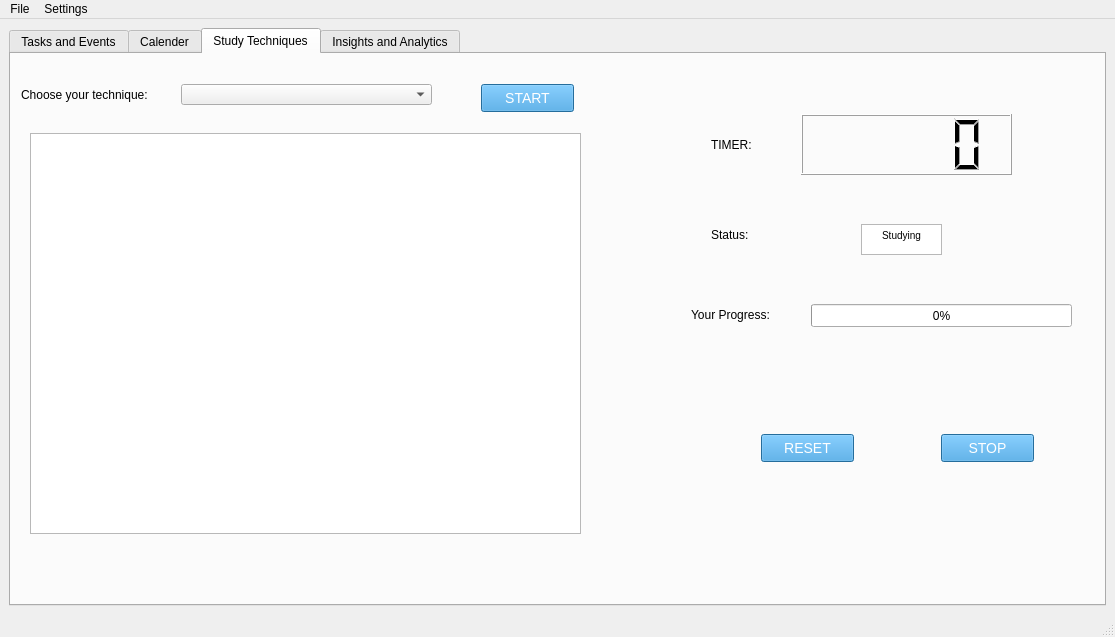
BadrGello/Task-Management-App, file App/mainWindow.ui: the form before one commit.
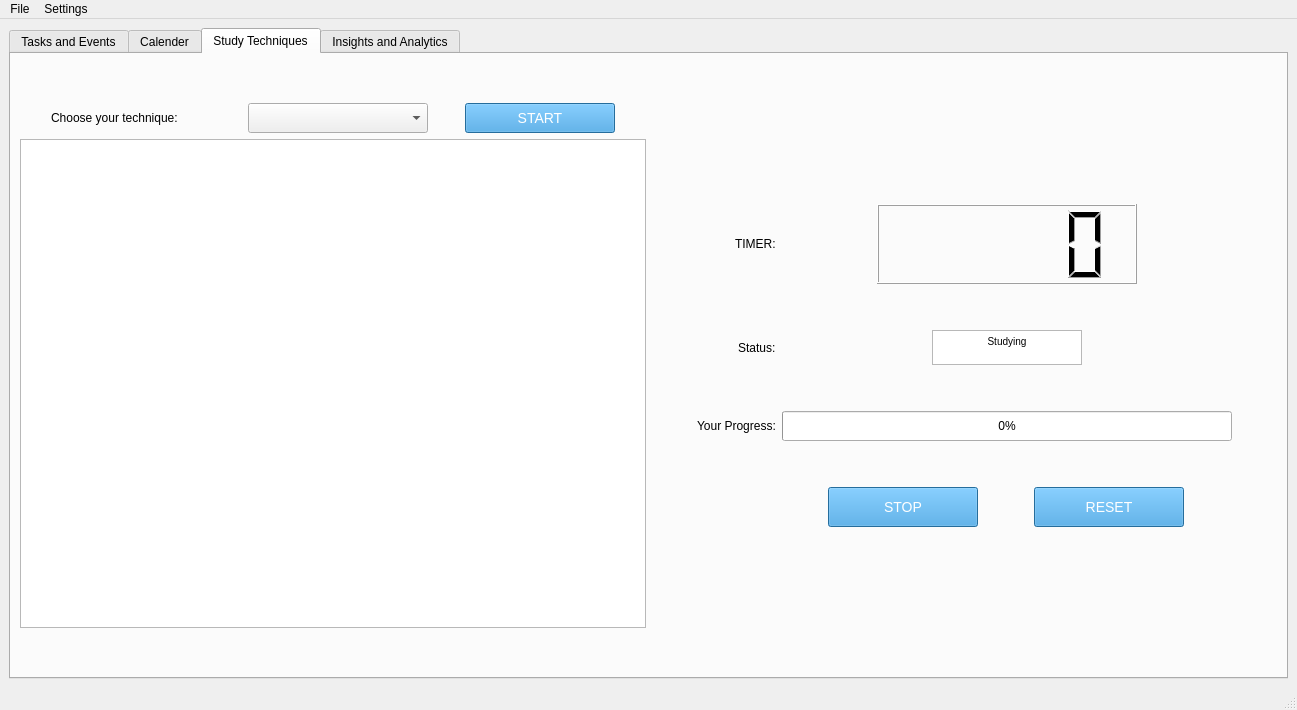
The form after the commit.

Commit message: Tab 3 and 4 Layout Adjustment + Documents

The edit to the form file:
```diff
--- a/App/mainWindow.ui
+++ b/App/mainWindow.ui
@@ -6,8 +6,8 @@
    <rect>
     <x>0</x>
     <y>0</y>
-    <width>1115</width>
-    <height>637</height>
+    <width>1297</width>
+    <height>710</height>
    </rect>
   </property>
   <property name="sizePolicy">
@@ -177,14 +177,71 @@
        <attribute name="title">
         <string>Study Techniques</string>
        </attribute>
+       <layout class="QHBoxLayout" name="horizontalLayout_7">
+        <item>
+         <layout class="QVBoxLayout" name="verticalLayout_5" stretch="0,2,8,0">
+          <property name="sizeConstraint">
+           <enum>QLayout::SetNoConstraint</enum>
+          </property>
+          <item>
+           <spacer name="verticalSpacer_6">
+            <property name="orientation">
+             <enum>Qt::Vertical</enum>
+            </property>
+            <property name="sizeHint" stdset="0">
+             <size>
+              <width>20</width>
+              <height>40</height>
+             </size>
+            </property>
+           </spacer>
+          </item>
+          <item>
+           <layout class="QHBoxLayout" name="horizontalLayout_6" stretch="0,0,0">
+            <item>
+             <widget class="QLabel" name="copmletion_label_3">
+              <property name="sizePolicy">
+               <sizepolicy hsizetype="Minimum" vsizetype="Fixed">
+                <horstretch>0</horstretch>
+                <verstretch>0</verstretch>
+               </sizepolicy>
+              </property>
+              <property name="minimumSize">
+               <size>
+                <width>160</width>
+                <height>30</height>
+               </size>
+              </property>
+              <property name="maximumSize">
+               <size>
+                <width>160</width>
+                <height>30</height>
+               </size>
+              </property>
+              <property name="text">
+               <string>Choose your technique:</string>
+              </property>
+             </widget>
+            </item>
+            <item>
        <widget class="QComboBox" name="comboBox_techniques">
-        <property name="geometry">
-         <rect>
-          <x>170</x>
-          <y>30</y>
-          <width>251</width>
-          <height>21</height>
-         </rect>
+              <property name="sizePolicy">
+               <sizepolicy hsizetype="Minimum" vsizetype="Fixed">
+                <horstretch>0</horstretch>
+                <verstretch>0</verstretch>
+               </sizepolicy>
+              </property>
+              <property name="minimumSize">
+               <size>
+                <width>180</width>
+                <height>30</height>
+               </size>
+              </property>
+              <property name="maximumSize">
+               <size>
+                <width>180</width>
+                <height>30</height>
+               </size>
         </property>
         <property name="editable">
          <bool>false</bool>
@@ -216,27 +273,26 @@
          </property>
         </item>
        </widget>
-       <widget class="QLabel" name="copmletion_label_3">
-        <property name="geometry">
-         <rect>
-          <x>10</x>
-          <y>30</y>
-          <width>151</width>
-          <height>21</height>
-         </rect>
-        </property>
-        <property name="text">
-         <string>Choose your technique:</string>
-        </property>
-       </widget>
+            </item>
+            <item>
        <widget class="QPushButton" name="pushButton_study">
-        <property name="geometry">
-         <rect>
-          <x>470</x>
-          <y>30</y>
-          <width>93</width>
-          <height>28</height>
-         </rect>
+              <property name="sizePolicy">
+               <sizepolicy hsizetype="Minimum" vsizetype="Fixed">
+                <horstretch>0</horstretch>
+                <verstretch>0</verstretch>
+               </sizepolicy>
+              </property>
+              <property name="minimumSize">
+               <size>
+                <width>150</width>
+                <height>30</height>
+               </size>
+              </property>
+              <property name="maximumSize">
+               <size>
+                <width>150</width>
+                <height>30</height>
+               </size>
         </property>
         <property name="styleSheet">
          <string notr="true">#pushButton_study {
@@ -255,18 +311,32 @@
          <string>START</string>
         </property>
        </widget>
-       <widget class="QWidget" name="verticalLayoutWidget">
-        <property name="geometry">
-         <rect>
-          <x>19</x>
-          <y>79</y>
-          <width>551</width>
-          <height>401</height>
-         </rect>
-        </property>
-        <layout class="QVBoxLayout" name="verticalLayout_2">
+            </item>
+           </layout>
+          </item>
          <item>
           <widget class="QTextBrowser" name="TextBrowser_display">
+            <property name="sizePolicy">
+             <sizepolicy hsizetype="Expanding" vsizetype="Expanding">
+              <horstretch>0</horstretch>
+              <verstretch>0</verstretch>
+             </sizepolicy>
+            </property>
+            <property name="minimumSize">
+             <size>
+              <width>600</width>
+              <height>450</height>
+             </size>
+            </property>
+            <property name="maximumSize">
+             <size>
+              <width>16777215</width>
+              <height>16777215</height>
+             </size>
+            </property>
+            <property name="autoFillBackground">
+             <bool>false</bool>
+            </property>
            <property name="html">
             <string>&lt;!DOCTYPE HTML PUBLIC &quot;-//W3C//DTD HTML 4.0//EN&quot; &quot;http://www.w3.org/TR/REC-html40/strict.dtd&quot;&gt;
 &lt;html&gt;&lt;head&gt;&lt;meta name=&quot;qrichtext&quot; content=&quot;1&quot; /&gt;&lt;style type=&quot;text/css&quot;&gt;
@@ -276,16 +346,228 @@
            </property>
           </widget>
          </item>
-        </layout>
-       </widget>
+          <item>
+           <spacer name="verticalSpacer_7">
+            <property name="orientation">
+             <enum>Qt::Vertical</enum>
+            </property>
+            <property name="sizeHint" stdset="0">
+             <size>
+              <width>20</width>
+              <height>40</height>
+             </size>
+            </property>
+           </spacer>
+          </item>
+         </layout>
+        </item>
+        <item>
+         <layout class="QGridLayout" name="gridLayout_3" rowstretch="1,6,1,6,1,6,1,2,1">
+          <item row="1" column="1" alignment="Qt::AlignRight">
+           <widget class="QLabel" name="copmletion_label_5">
+            <property name="text">
+             <string>TIMER:</string>
+            </property>
+           </widget>
+          </item>
+          <item row="5" column="1" alignment="Qt::AlignRight">
+           <widget class="QLabel" name="copmletion_label_4">
+            <property name="text">
+             <string>Your Progress:</string>
+            </property>
+           </widget>
+          </item>
+          <item row="1" column="2" alignment="Qt::AlignHCenter">
+           <widget class="QLCDNumber" name="doneNum_3">
+            <property name="minimumSize">
+             <size>
+              <width>260</width>
+              <height>80</height>
+             </size>
+            </property>
+            <property name="maximumSize">
+             <size>
+              <width>260</width>
+              <height>80</height>
+             </size>
+            </property>
+           </widget>
+          </item>
+          <item row="3" column="2" alignment="Qt::AlignHCenter">
+           <widget class="QTextBrowser" name="textBrowser_2">
+            <property name="enabled">
+             <bool>true</bool>
+            </property>
+            <property name="sizePolicy">
+             <sizepolicy hsizetype="Fixed" vsizetype="Fixed">
+              <horstretch>0</horstretch>
+              <verstretch>0</verstretch>
+             </sizepolicy>
+            </property>
+            <property name="minimumSize">
+             <size>
+              <width>150</width>
+              <height>35</height>
+             </size>
+            </property>
+            <property name="maximumSize">
+             <size>
+              <width>150</width>
+              <height>35</height>
+             </size>
+            </property>
+            <property name="layoutDirection">
+             <enum>Qt::LeftToRight</enum>
+            </property>
+            <property name="html">
+             <string>&lt;!DOCTYPE HTML PUBLIC &quot;-//W3C//DTD HTML 4.0//EN&quot; &quot;http://www.w3.org/TR/REC-html40/strict.dtd&quot;&gt;
+&lt;html&gt;&lt;head&gt;&lt;meta name=&quot;qrichtext&quot; content=&quot;1&quot; /&gt;&lt;style type=&quot;text/css&quot;&gt;
+p, li { white-space: pre-wrap; }
+&lt;/style&gt;&lt;/head&gt;&lt;body style=&quot; font-family:'MS Shell Dlg 2'; font-size:7.8pt; font-weight:400; font-style:normal;&quot;&gt;
+&lt;p align=&quot;center&quot; style=&quot; margin-top:0px; margin-bottom:0px; margin-left:0px; margin-right:0px; -qt-block-indent:0; text-indent:0px;&quot;&gt;Studying&lt;/p&gt;&lt;/body&gt;&lt;/html&gt;</string>
+            </property>
+           </widget>
+          </item>
+          <item row="5" column="2" alignment="Qt::AlignHCenter">
+           <widget class="QProgressBar" name="completion_bar_3">
+            <property name="sizePolicy">
+             <sizepolicy hsizetype="Maximum" vsizetype="Maximum">
+              <horstretch>0</horstretch>
+              <verstretch>0</verstretch>
+             </sizepolicy>
+            </property>
+            <property name="minimumSize">
+             <size>
+              <width>450</width>
+              <height>0</height>
+             </size>
+            </property>
+            <property name="maximumSize">
+             <size>
+              <width>450</width>
+              <height>30</height>
+             </size>
+            </property>
+            <property name="value">
+             <number>0</number>
+            </property>
+           </widget>
+          </item>
+          <item row="3" column="1" alignment="Qt::AlignRight">
+           <widget class="QLabel" name="copmletion_label_6">
+            <property name="text">
+             <string>Status:</string>
+            </property>
+           </widget>
+          </item>
+          <item row="0" column="2">
+           <spacer name="verticalSpacer_2">
+            <property name="orientation">
+             <enum>Qt::Vertical</enum>
+            </property>
+            <property name="sizeType">
+             <enum>QSizePolicy::Expanding</enum>
+            </property>
+            <property name="sizeHint" stdset="0">
+             <size>
+              <width>20</width>
+              <height>40</height>
+             </size>
+            </property>
+           </spacer>
+          </item>
+          <item row="8" column="2">
+           <spacer name="verticalSpacer">
+            <property name="orientation">
+             <enum>Qt::Vertical</enum>
+            </property>
+            <property name="sizeHint" stdset="0">
+             <size>
+              <width>20</width>
+              <height>40</height>
+             </size>
+            </property>
+           </spacer>
+          </item>
+          <item row="2" column="2">
+           <spacer name="verticalSpacer_3">
+            <property name="orientation">
+             <enum>Qt::Vertical</enum>
+            </property>
+            <property name="sizeType">
+             <enum>QSizePolicy::Fixed</enum>
+            </property>
+            <property name="sizeHint" stdset="0">
+             <size>
+              <width>20</width>
+              <height>40</height>
+             </size>
+            </property>
+           </spacer>
+          </item>
+          <item row="4" column="2">
+           <spacer name="verticalSpacer_4">
+            <property name="orientation">
+             <enum>Qt::Vertical</enum>
+            </property>
+            <property name="sizeType">
+             <enum>QSizePolicy::Fixed</enum>
+            </property>
+            <property name="sizeHint" stdset="0">
+             <size>
+              <width>20</width>
+              <height>40</height>
+             </size>
+            </property>
+           </spacer>
+          </item>
+          <item row="3" column="0">
+           <spacer name="horizontalSpacer_2">
+            <property name="orientation">
+             <enum>Qt::Horizontal</enum>
+            </property>
+            <property name="sizeHint" stdset="0">
+             <size>
+              <width>40</width>
+              <height>20</height>
+             </size>
+            </property>
+           </spacer>
+          </item>
+          <item row="3" column="3">
+           <spacer name="horizontalSpacer">
+            <property name="orientation">
+             <enum>Qt::Horizontal</enum>
+            </property>
+            <property name="sizeHint" stdset="0">
+             <size>
+              <width>40</width>
+              <height>20</height>
+             </size>
+            </property>
+           </spacer>
+          </item>
+          <item row="7" column="2">
+           <layout class="QHBoxLayout" name="horizontalLayout_4">
+            <property name="spacing">
+             <number>10</number>
+            </property>
+            <property name="sizeConstraint">
+             <enum>QLayout::SetDefaultConstraint</enum>
+            </property>
+            <item>
        <widget class="QPushButton" name="pushButton_study_2">
-        <property name="geometry">
-         <rect>
-          <x>930</x>
-          <y>380</y>
-          <width>93</width>
-          <height>28</height>
-         </rect>
+              <property name="minimumSize">
+               <size>
+                <width>150</width>
+                <height>40</height>
+               </size>
+              </property>
+              <property name="maximumSize">
+               <size>
+                <width>150</width>
+                <height>40</height>
+               </size>
         </property>
         <property name="styleSheet">
          <string notr="true">#pushButton_study_2 {
@@ -304,14 +586,26 @@
          <string>STOP</string>
         </property>
        </widget>
+            </item>
+            <item>
        <widget class="QPushButton" name="pushButton_study_3">
-        <property name="geometry">
-         <rect>
-          <x>750</x>
-          <y>380</y>
-          <width>93</width>
-          <height>28</height>
-         </rect>
+              <property name="sizePolicy">
+               <sizepolicy hsizetype="MinimumExpanding" vsizetype="Fixed">
+                <horstretch>0</horstretch>
+                <verstretch>0</verstretch>
+               </sizepolicy>
+              </property>
+              <property name="minimumSize">
+               <size>
+                <width>150</width>
+                <height>40</height>
+               </size>
+              </property>
+              <property name="maximumSize">
+               <size>
+                <width>150</width>
+                <height>40</height>
+               </size>
         </property>
         <property name="styleSheet">
          <string notr="true">#pushButton_study_3 {
@@ -330,97 +624,28 @@
          <string>RESET</string>
         </property>
        </widget>
-       <widget class="QLabel" name="copmletion_label_4">
-        <property name="geometry">
-         <rect>
-          <x>680</x>
-          <y>250</y>
-          <width>91</width>
-          <height>21</height>
-         </rect>
-        </property>
-        <property name="text">
-         <string>Your Progress:</string>
-        </property>
-       </widget>
-       <widget class="QProgressBar" name="completion_bar_3">
-        <property name="geometry">
-         <rect>
-          <x>800</x>
-          <y>250</y>
-          <width>261</width>
-          <height>23</height>
-         </rect>
-        </property>
-        <property name="value">
-         <number>0</number>
-        </property>
-       </widget>
-       <widget class="QLabel" name="copmletion_label_5">
-        <property name="geometry">
-         <rect>
-          <x>700</x>
-          <y>70</y>
-          <width>41</width>
-          <height>41</height>
-         </rect>
-        </property>
-        <property name="text">
-         <string>TIMER:</string>
-        </property>
-       </widget>
-       <widget class="QLCDNumber" name="doneNum_3">
-        <property name="geometry">
-         <rect>
-          <x>790</x>
-          <y>60</y>
-          <width>211</width>
-          <height>61</height>
-         </rect>
-        </property>
-       </widget>
-       <widget class="QLabel" name="copmletion_label_6">
-        <property name="geometry">
-         <rect>
-          <x>700</x>
-          <y>170</y>
-          <width>51</width>
-          <height>21</height>
-         </rect>
-        </property>
-        <property name="text">
-         <string>Status:</string>
-        </property>
-       </widget>
-       <widget class="QTextBrowser" name="textBrowser_2">
-        <property name="geometry">
-         <rect>
-          <x>850</x>
-          <y>170</y>
-          <width>81</width>
-          <height>31</height>
-         </rect>
-        </property>
-        <property name="html">
-         <string>&lt;!DOCTYPE HTML PUBLIC &quot;-//W3C//DTD HTML 4.0//EN&quot; &quot;http://www.w3.org/TR/REC-html40/strict.dtd&quot;&gt;
-&lt;html&gt;&lt;head&gt;&lt;meta name=&quot;qrichtext&quot; content=&quot;1&quot; /&gt;&lt;style type=&quot;text/css&quot;&gt;
-p, li { white-space: pre-wrap; }
-&lt;/style&gt;&lt;/head&gt;&lt;body style=&quot; font-family:'MS Shell Dlg 2'; font-size:7.8pt; font-weight:400; font-style:normal;&quot;&gt;
-&lt;p align=&quot;center&quot; style=&quot; margin-top:0px; margin-bottom:0px; margin-left:0px; margin-right:0px; -qt-block-indent:0; text-indent:0px;&quot;&gt;Studying&lt;/p&gt;&lt;/body&gt;&lt;/html&gt;</string>
-        </property>
-       </widget>
-       <zorder>copmletion_label_3</zorder>
-       <zorder>pushButton_study</zorder>
-       <zorder>verticalLayoutWidget</zorder>
-       <zorder>pushButton_study_2</zorder>
-       <zorder>pushButton_study_3</zorder>
-       <zorder>copmletion_label_4</zorder>
-       <zorder>completion_bar_3</zorder>
-       <zorder>copmletion_label_5</zorder>
-       <zorder>doneNum_3</zorder>
-       <zorder>copmletion_label_6</zorder>
-       <zorder>textBrowser_2</zorder>
-       <zorder>comboBox_techniques</zorder>
+            </item>
+           </layout>
+          </item>
+          <item row="6" column="2">
+           <spacer name="verticalSpacer_5">
+            <property name="orientation">
+             <enum>Qt::Vertical</enum>
+            </property>
+            <property name="sizeType">
+             <enum>QSizePolicy::Fixed</enum>
+            </property>
+            <property name="sizeHint" stdset="0">
+             <size>
+              <width>20</width>
+              <height>40</height>
+             </size>
+            </property>
+           </spacer>
+          </item>
+         </layout>
+        </item>
+       </layout>
       </widget>
       <widget class="QWidget" name="tab_insights">
        <attribute name="title">
@@ -679,7 +904,7 @@
     <rect>
      <x>0</x>
      <y>0</y>
-     <width>1115</width>
+     <width>1297</width>
      <height>26</height>
     </rect>
    </property>
```
Left out of the diff: 364 changed lines with no effect on the pictures. Lines whose indentation alone changed are shown as unchanged. The commit also changes 5 other files.
